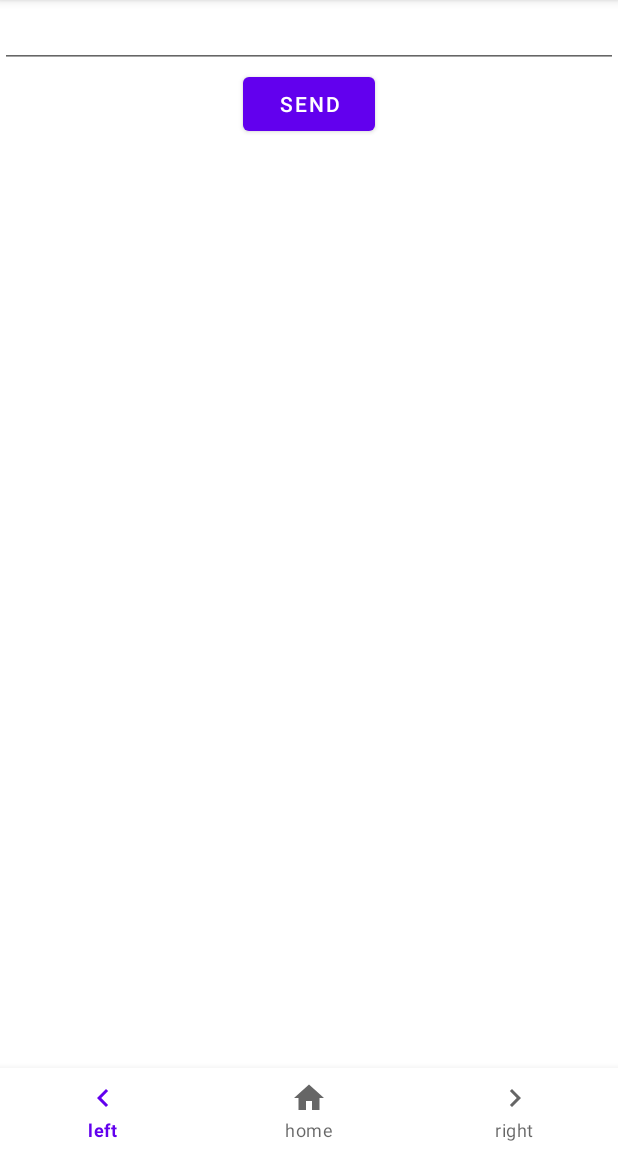
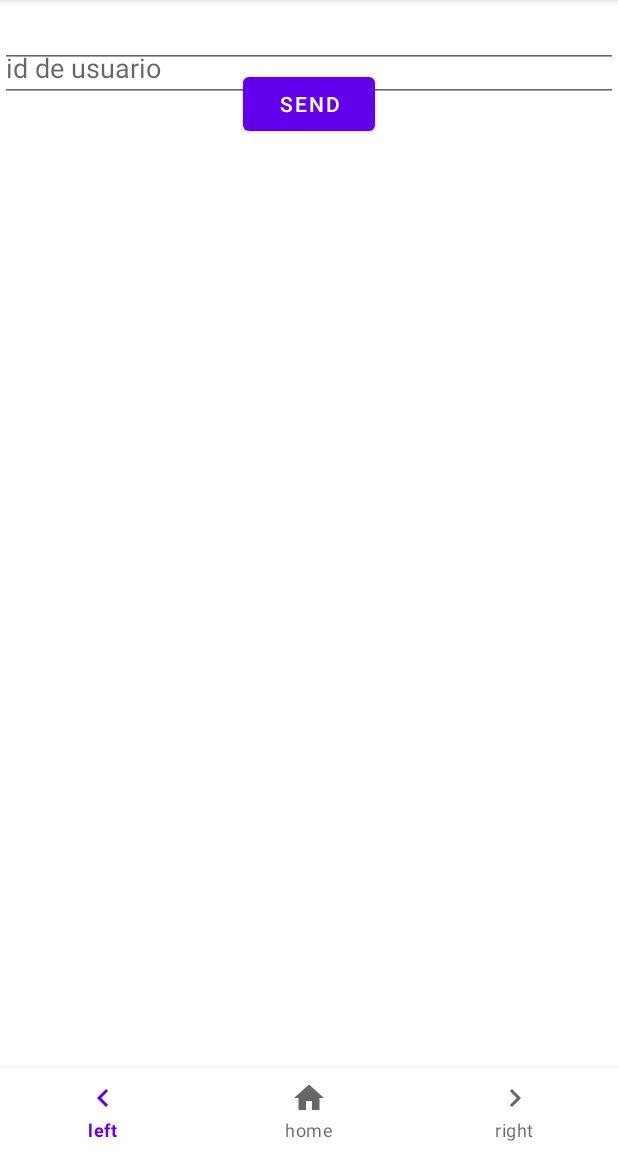
Before and after one commit to Rave7v/BasicNavigation, an Android app: the LeftFragment screen opened through its navigation route, on a phone screen of 412 x 824 dp, the part 84-1236 px from its top. Run offline under Robolectric (Android 15) with nearby library versions, the phone set to English and light mode, and no system bars; our stand-ins replace navigation-ui.

Commit message:
version final

```diff
--- a/app/src/main/java/fragments/LeftFragment.kt
+++ b/app/src/main/java/fragments/LeftFragment.kt
@@ -21,8 +21,9 @@ class LeftFragment : Fragment() {
         binding.btnSendName.setOnClickListener {
             val destination = LeftFragmentDirections.actionLeftFragmentToDestinationFragment(binding.etName.text.toString())
             NavHostFragment.findNavController(this).navigate(destination)
+            leftViewModel.save(User(binding.etIdUsuario.text.toString().toInt(),binding.etName.text.toString()))
         }
-        leftViewModel.save(User(8,"user7"))
+
 
         return binding.root
     }
--- a/app/src/main/res/layout/fragment_left.xml
+++ b/app/src/main/res/layout/fragment_left.xml
@@ -16,6 +16,17 @@
         app:layout_constraintLeft_toLeftOf="parent"
         app:layout_constraintRight_toRightOf="parent"
         />
+
+    <EditText
+        android:id="@+id/et_id_usuario"
+        android:layout_width="match_parent"
+        android:layout_height="wrap_content"
+        android:hint="id de usuario"
+        app:layout_constraintTop_toBottomOf="@+id/et_name"
+        app:layout_constraintLeft_toLeftOf="parent"
+        app:layout_constraintRight_toRightOf="parent"
+        app:layout_constraintBottom_toTopOf="@+id/btn_send_name"
+        />
     <Button
         android:id="@+id/btn_send_name"
         android:text="SEND"
```
Also changed, not shown: app/src/main/java/fragments/destinationFragment.kt (+8 -13 lines).
